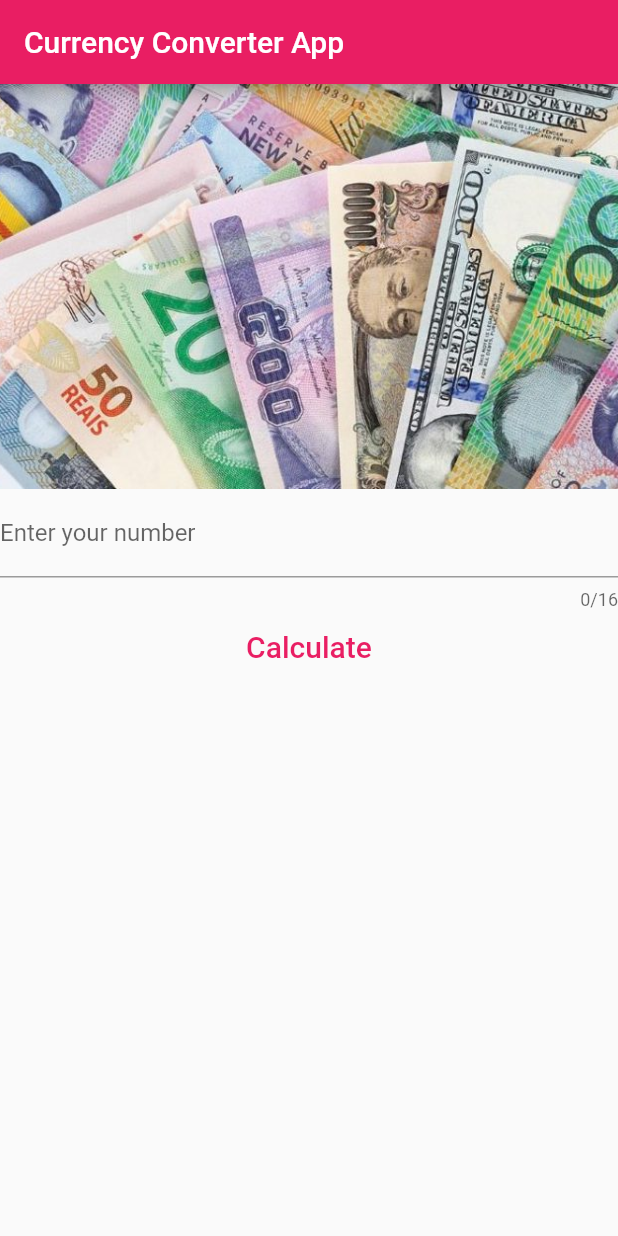
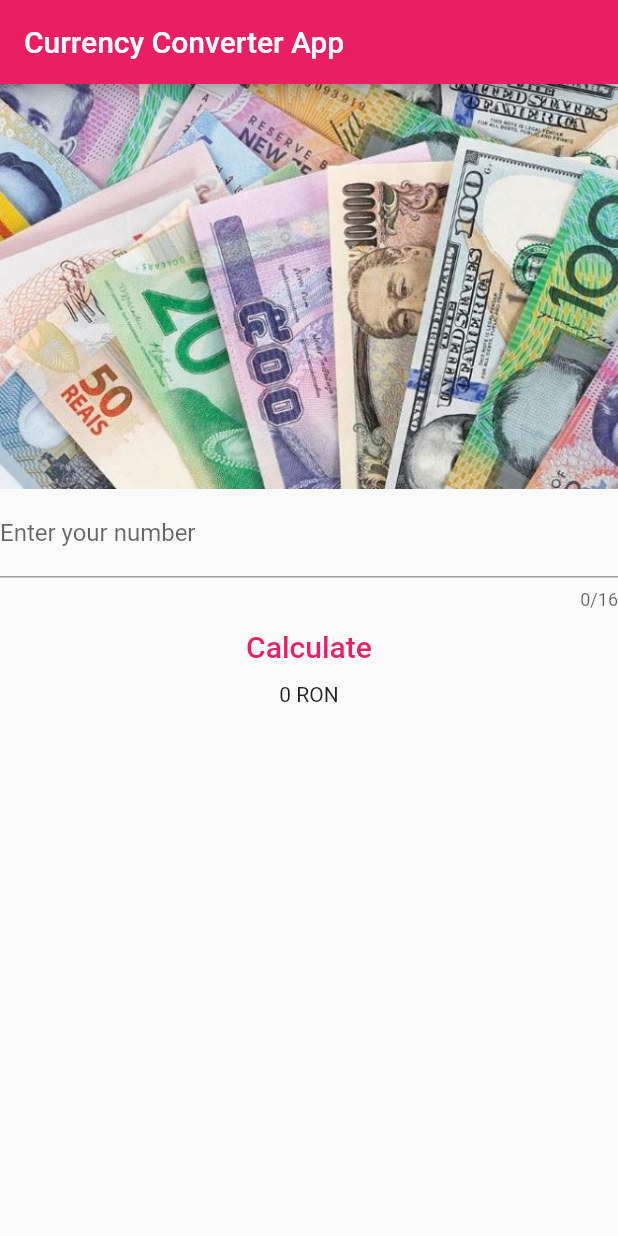
Before and after one commit to KajcsaRenataGabriela/CurrencyConverterApp, a Flutter app: the screen it shows after launch, on a phone screen of 412 x 824 dp. Run offline on Flutter 3.47's test engine with Material 2 defaults, Android fonts, the phone set to English and light mode, and no system bars.

Commit message:
fixed bug

```diff
--- a/lib/view/HomePage.dart
+++ b/lib/view/HomePage.dart
@@ -110,8 +110,10 @@ class _MyHomePageState extends State<MyHomePage> {
                 _convertToEuro();
               }),
           Text(_inputAmount != 0
-              ? '${_inputAmount.toStringAsFixed(5).replaceAll(RegExp(r'0*$'), '')} RON' // Removes the 0's after result
-              : '')
+              ? _inputAmount.round() == _inputAmount
+                  ? _inputAmount.toString()
+                  : '${_inputAmount.toStringAsFixed(2)} RON' // Removes the 0's after result
+              : '0 RON')
         ],
       ),
     );
```
